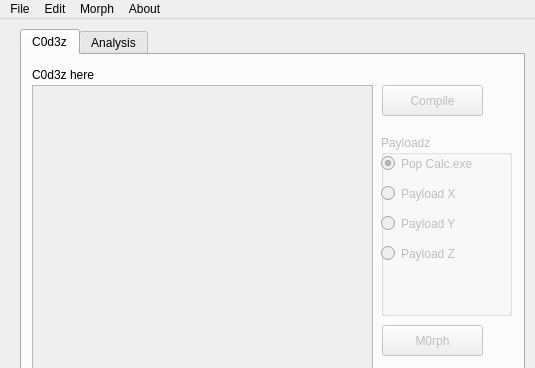
This is Polymorphic_Engine_V1/mainwindow.ui in metherlence784/FYP-Polymorphic-Engine as Qt 5 draws it before an edit; both pictures show x 0 to 535 and y 0 to 368 of the 535 by 700 pixel window. The edited form follows.
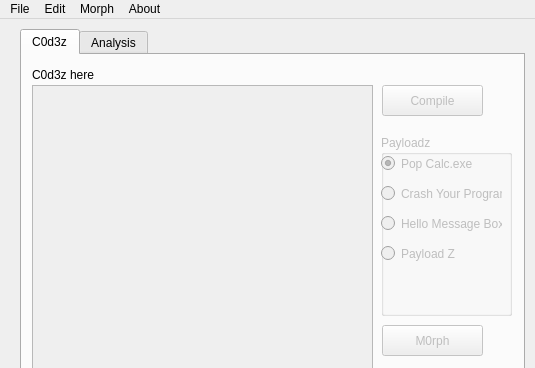
This is the edited form.

What changed in the file:
```diff
--- a/Polymorphic_Engine_V1/mainwindow.ui
+++ b/Polymorphic_Engine_V1/mainwindow.ui
@@ -111,7 +111,7 @@
            <rect>
             <x>0</x>
             <y>20</y>
-            <width>111</width>
+            <width>121</width>
             <height>17</height>
            </rect>
           </property>
@@ -127,12 +127,12 @@
            <rect>
             <x>0</x>
             <y>50</y>
-            <width>111</width>
+            <width>121</width>
             <height>17</height>
            </rect>
           </property>
           <property name="text">
-           <string>Payload X</string>
+           <string>Crash Your Program!</string>
           </property>
          </widget>
          <widget class="QRadioButton" name="radioButton_2">
@@ -140,12 +140,12 @@
            <rect>
             <x>0</x>
             <y>80</y>
-            <width>111</width>
+            <width>121</width>
             <height>17</height>
            </rect>
           </property>
           <property name="text">
-           <string>Payload Y</string>
+           <string>Hello Message Box</string>
           </property>
          </widget>
          <widget class="QRadioButton" name="radioButton_3">
@@ -153,7 +153,7 @@
            <rect>
             <x>0</x>
             <y>110</y>
-            <width>101</width>
+            <width>121</width>
             <height>17</height>
            </rect>
           </property>
```
Left out of the diff: 4 changed lines with no effect on the pictures.
